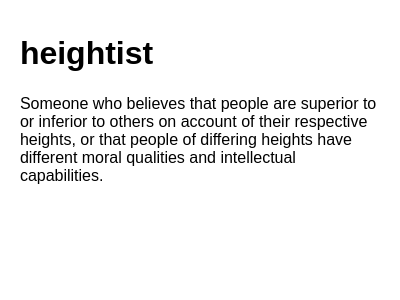
nhuhoainam/CSgo-dictionary, file wordviewer.ui: the form before one commit.
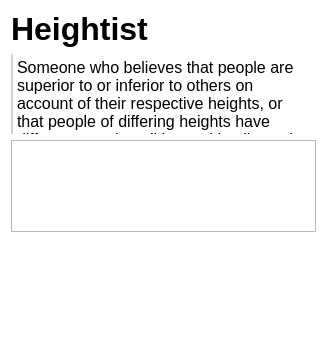
The form after the commit. Icons and pictures are not drawn.

What changed in the file:
```diff
--- a/wordviewer.ui
+++ b/wordviewer.ui
@@ -6,8 +6,8 @@
    <rect>
     <x>0</x>
     <y>0</y>
-    <width>400</width>
-    <height>300</height>
+    <width>327</width>
+    <height>364</height>
    </rect>
   </property>
   <property name="windowTitle">
@@ -24,26 +24,17 @@
 	border: none;
 }</string>
   </property>
-  <layout class="QVBoxLayout" name="verticalLayout" stretch="1,5">
-   <property name="spacing">
-    <number>22</number>
-   </property>
-   <property name="leftMargin">
-    <number>20</number>
-   </property>
-   <property name="topMargin">
-    <number>35</number>
-   </property>
-   <property name="rightMargin">
-    <number>20</number>
-   </property>
-   <property name="bottomMargin">
-    <number>35</number>
-   </property>
+  <layout class="QVBoxLayout" name="verticalLayout" stretch="1,8">
    <item>
     <layout class="QHBoxLayout" name="horizontalLayout">
      <item>
       <widget class="QLabel" name="keyword">
+       <property name="maximumSize">
+        <size>
+         <width>16777215</width>
+         <height>54</height>
+        </size>
+       </property>
        <property name="font">
         <font>
          <pointsize>24</pointsize>
@@ -51,7 +42,7 @@
         </font>
        </property>
        <property name="text">
-        <string>heightist</string>
+        <string>Heightist</string>
        </property>
        <property name="textInteractionFlags">
         <set>Qt::LinksAccessibleByMouse|Qt::TextSelectableByMouse</set>
@@ -133,25 +124,82 @@
     </layout>
    </item>
    <item>
-    <widget class="QLabel" name="meaning">
-     <property name="font">
-      <font>
-       <pointsize>12</pointsize>
-      </font>
-     </property>
-     <property name="text">
-      <string>Someone who believes that people are superior to or inferior to others on account of their respective heights, or that people of differing heights have different moral qualities and intellectual capabilities.</string>
-     </property>
-     <property name="alignment">
-      <set>Qt::AlignLeading|Qt::AlignLeft|Qt::AlignTop</set>
-     </property>
-     <property name="wordWrap">
-      <bool>true</bool>
-     </property>
-     <property name="textInteractionFlags">
-      <set>Qt::LinksAccessibleByMouse|Qt::TextSelectableByMouse</set>
-     </property>
-    </widget>
+    <layout class="QVBoxLayout" name="defLayout">
+     <item>
+      <widget class="QPlainTextEdit" name="plainTextEdit">
+       <property name="sizePolicy">
+        <sizepolicy hsizetype="Expanding" vsizetype="Maximum">
+         <horstretch>0</horstretch>
+         <verstretch>0</verstretch>
+        </sizepolicy>
+       </property>
+       <property name="font">
+        <font>
+         <pointsize>12</pointsize>
+        </font>
+       </property>
+       <property name="styleSheet">
+        <string notr="true">border: none;
+border-left: 2px solid lightgrey;</string>
+       </property>
+       <property name="frameShape">
+        <enum>QFrame::NoFrame</enum>
+       </property>
+       <property name="frameShadow">
+        <enum>QFrame::Plain</enum>
+       </property>
+       <property name="verticalScrollBarPolicy">
+        <enum>Qt::ScrollBarAlwaysOff</enum>
+       </property>
+       <property name="horizontalScrollBarPolicy">
+        <enum>Qt::ScrollBarAlwaysOff</enum>
+       </property>
+       <property name="sizeAdjustPolicy">
+        <enum>QAbstractScrollArea::AdjustToContents</enum>
+       </property>
+       <property name="readOnly">
+        <bool>true</bool>
+       </property>
+       <property name="plainText">
+        <string>Someone who believes that people are superior to or inferior to others on account of their respective heights, or that people of differing heights have different moral qualities and intellectual capabilities.</string>
+       </property>
+       <property name="backgroundVisible">
+        <bool>false</bool>
+       </property>
+      </widget>
+     </item>
+     <item>
+      <widget class="QPlainTextEdit" name="plainTextEdit_2">
+       <property name="sizePolicy">
+        <sizepolicy hsizetype="Expanding" vsizetype="Maximum">
+         <horstretch>0</horstretch>
+         <verstretch>0</verstretch>
+        </sizepolicy>
+       </property>
+       <property name="font">
+        <font>
+         <pointsize>12</pointsize>
+        </font>
+       </property>
+       <property name="sizeAdjustPolicy">
+        <enum>QAbstractScrollArea::AdjustToContents</enum>
+       </property>
+      </widget>
+     </item>
+     <item>
+      <spacer name="verticalSpacer">
+       <property name="orientation">
+        <enum>Qt::Vertical</enum>
+       </property>
+       <property name="sizeHint" stdset="0">
+        <size>
+         <width>20</width>
+         <height>40</height>
+        </size>
+       </property>
+      </spacer>
+     </item>
+    </layout>
    </item>
   </layout>
  </widget>
```
